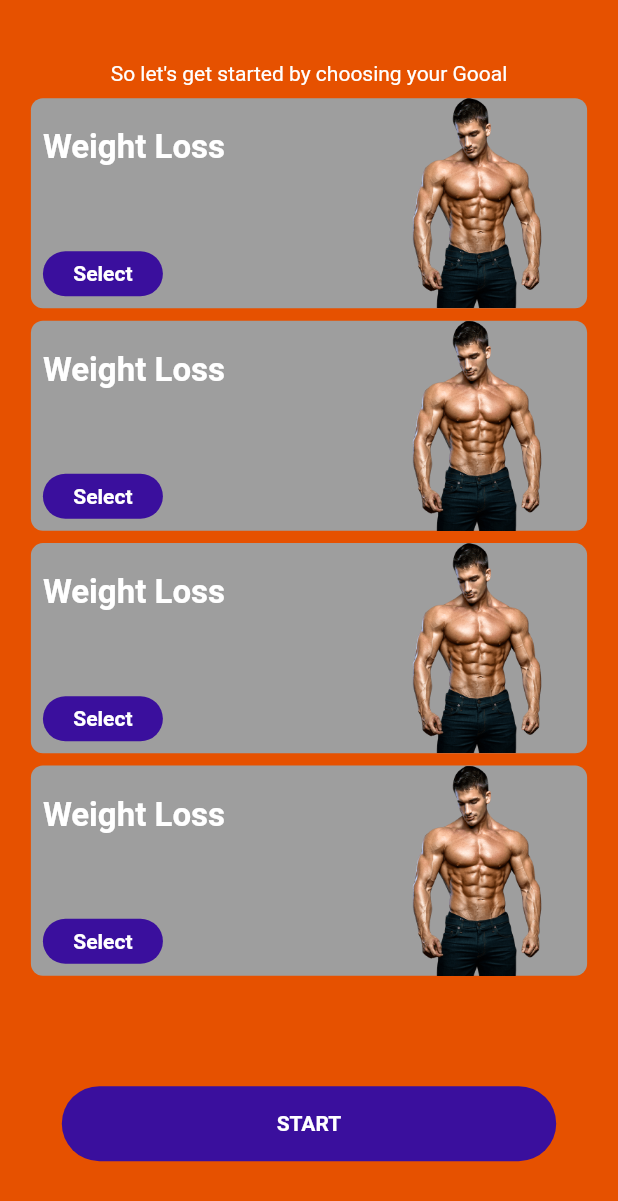
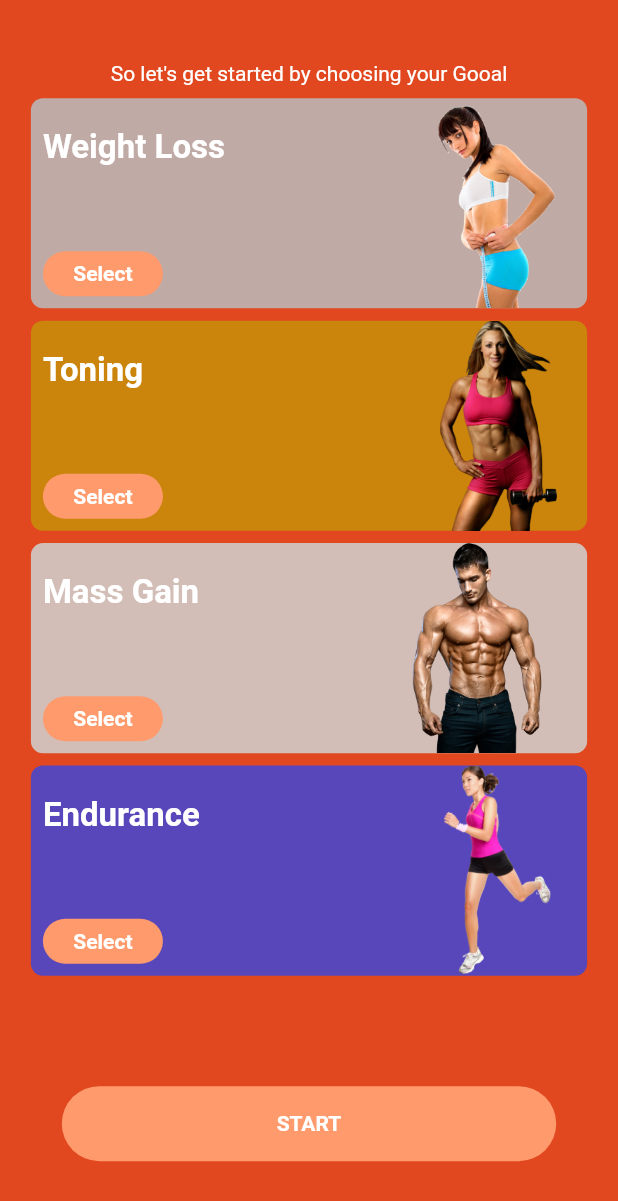
Before and after one commit to YasinGujjar/real_bodies, a Flutter app: the screen it shows after launch, on a phone screen of 412 x 824 dp. Shown: the top 1201 px of the screen. Run offline on Flutter 3.47's test engine with Material 2 defaults, Android fonts, the phone set to English and light mode, and no system bars; our stand-ins replace audioplayers, charts_flutter, flutter_swiper, liquid_progress_indicator, shared_preferences.

Commit message:
Merge branch 'master' of https://github.com/YasinGujjar/real_bodies
# Conflicts:
#	lib/main.dart

```diff
--- a/lib/pages/fitness_goal.dart
+++ b/lib/pages/fitness_goal.dart
@@ -17,14 +17,14 @@ class _FitnessGoalState extends State<FitnessGoal> {
       Container(
         height: height,
         width: width,
-        color: Palette.boldTextO,
+        color: Palette.backGround,
         child: Column(
           children: <Widget>[
             Expanded(
               flex: 9,
                 child: Container(
                   width: width,
-              color: Palette.boldTextO,
+              color: Palette.backGround,
                   child: Column(
 
                     children: <Widget>[
@@ -37,9 +37,11 @@ class _FitnessGoalState extends State<FitnessGoal> {
                         width: width * 0.90,
                         height: height * 0.17,
                         decoration: BoxDecoration(
-                          color: Colors.grey,
+                          color: Color(0xffBFAAA5),
                           borderRadius: BorderRadius.circular(8.0),
                         ),
+                        child: Padding(
+                          padding: const EdgeInsets.only(right:20.0),
                           child: Row(
                             mainAxisAlignment: MainAxisAlignment.spaceBetween,
                             children: <Widget>[
@@ -58,7 +60,7 @@ class _FitnessGoalState extends State<FitnessGoal> {
                                            borderRadius: new BorderRadius.circular(30.0),
                                          ),
                                          onPressed: () {},
-                                       color: Palette.mainPurple,
+                                         color: Palette.buttonjColor,
                                          textColor: Colors.white,
                                          child: Text("Select",
                                              style: TextStyle(fontSize: 14,
@@ -68,8 +70,9 @@ class _FitnessGoalState extends State<FitnessGoal> {
                                   ],
                                 ),
                               ),
-                            Image.asset('assets/images/bodgoal3.png'),
+                              Image.asset('assets/images/bodgoal1.png'),
                             ],
+                          ),
                         ),
                       ),
                       SizedBox(height: height * 0.01,),
@@ -77,7 +80,51 @@ class _FitnessGoalState extends State<FitnessGoal> {
                         width: width * 0.90,
                         height: height * 0.17,
                         decoration: BoxDecoration(
-                          color: Colors.grey,
+                          color: Color(0xffCB850C),
+                          borderRadius: BorderRadius.circular(8.0),
+                        ),
+                        child: Padding(
+                          padding: const EdgeInsets.only(right:20.0),
+                          child: Row(
+                            mainAxisAlignment: MainAxisAlignment.spaceBetween,
+                            children: <Widget>[
+                              Padding(
+                                padding: const EdgeInsets.only(top:20.0,bottom: 8.0,left: 8.0),
+                                child: Column(
+                                  mainAxisAlignment: MainAxisAlignment.spaceBetween,
+                                  crossAxisAlignment: CrossAxisAlignment.start,
+                                  children: <Widget>[
+                                    Text('Toning',style: TextStyle(color: Colors.white,fontWeight: FontWeight.bold,fontSize: 22),),
+                                    Container(
+                                      height: 30,
+                                      width: 80,
+                                      child: FlatButton(
+                                        shape: new RoundedRectangleBorder(
+                                          borderRadius: new BorderRadius.circular(30.0),
+                                        ),
+                                        onPressed: () {},
+                                        color: Palette.buttonjColor,
+                                        textColor: Colors.white,
+                                        child: Text("Select",
+                                            style: TextStyle(fontSize: 14,
+                                                fontWeight: FontWeight.bold)),
+                                      ),
+                                    ),
+                                  ],
+                                ),
+                              ),
+                              Image.asset('assets/images/bodgoal22.png'),
+                            ],
+                          ),
+                        ),
+
+                      ),
+                      SizedBox(height: height * 0.01,),
+                      Container(
+                        width: width * 0.90,
+                        height: height * 0.17,
+                        decoration: BoxDecoration(
+                          color: Color(0xffD2BEB7),
                           borderRadius: BorderRadius.circular(8.0),
                         ),
                         child: Row(
@@ -89,7 +136,7 @@ class _FitnessGoalState extends State<FitnessGoal> {
                                 mainAxisAlignment: MainAxisAlignment.spaceBetween,
                                 crossAxisAlignment: CrossAxisAlignment.start,
                                 children: <Widget>[
-                                  Text('Weight Loss',style: TextStyle(color: Colors.white,fontWeight: FontWeight.bold,fontSize: 22),),
+                                  Text('Mass Gain',style: TextStyle(color: Colors.white,fontWeight: FontWeight.bold,fontSize: 22),),
                                   Container(
                                     height: 30,
                                     width: 80,
@@ -98,7 +145,7 @@ class _FitnessGoalState extends State<FitnessGoal> {
                                         borderRadius: new BorderRadius.circular(30.0),
                                       ),
                                       onPressed: () {},
-                                      color: Palette.mainPurple,
+                                      color: Palette.buttonjColor,
                                       textColor: Colors.white,
                                       child: Text("Select",
                                           style: TextStyle(fontSize: 14,
@@ -118,9 +165,11 @@ class _FitnessGoalState extends State<FitnessGoal> {
                         width: width * 0.90,
                         height: height * 0.17,
                         decoration: BoxDecoration(
-                          color: Colors.grey,
+                          color: Color(0xff5847BA),
                           borderRadius: BorderRadius.circular(8.0),
                         ),
+                        child: Padding(
+                          padding: const EdgeInsets.only(right:20.0),
                           child: Row(
                             mainAxisAlignment: MainAxisAlignment.spaceBetween,
                             children: <Widget>[
@@ -130,7 +179,7 @@ class _FitnessGoalState extends State<FitnessGoal> {
                                   mainAxisAlignment: MainAxisAlignment.spaceBetween,
                                   crossAxisAlignment: CrossAxisAlignment.start,
                                   children: <Widget>[
-                                  Text('Weight Loss',style: TextStyle(color: Colors.white,fontWeight: FontWeight.bold,fontSize: 22),),
+                                    Text('Endurance',style: TextStyle(color: Colors.white,fontWeight: FontWeight.bold,fontSize: 22),),
                                     Container(
                                       height: 30,
                                       width: 80,
@@ -139,7 +188,7 @@ class _FitnessGoalState extends State<FitnessGoal> {
                                           borderRadius: new BorderRadius.circular(30.0),
                                         ),
                                         onPressed: () {},
-                                      color: Palette.mainPurple,
+                                        color: Palette.buttonjColor,
                                         textColor: Colors.white,
                                         child: Text("Select",
                                             style: TextStyle(fontSize: 14,
@@ -149,49 +198,9 @@ class _FitnessGoalState extends State<FitnessGoal> {
                                   ],
                                 ),
                               ),
-                            Image.asset('assets/images/bodgoal3.png'),
+                              Image.asset('assets/images/bodgoal4.png'),
                             ],
                           ),
-
-                      ),
-                      SizedBox(height: height * 0.01,),
-                      Container(
-                        width: width * 0.90,
-                        height: height * 0.17,
-                        decoration: BoxDecoration(
-                          color: Colors.grey,
-                          borderRadius: BorderRadius.circular(8.0),
-                        ),
-                        child: Row(
-                          mainAxisAlignment: MainAxisAlignment.spaceBetween,
-                          children: <Widget>[
-                            Padding(
-                              padding: const EdgeInsets.only(top:20.0,bottom: 8.0,left: 8.0),
-                              child: Column(
-                                mainAxisAlignment: MainAxisAlignment.spaceBetween,
-                                crossAxisAlignment: CrossAxisAlignment.start,
-                                children: <Widget>[
-                                  Text('Weight Loss',style: TextStyle(color: Colors.white,fontWeight: FontWeight.bold,fontSize: 22),),
-                                  Container(
-                                    height: 30,
-                                    width: 80,
-                                    child: FlatButton(
-                                      shape: new RoundedRectangleBorder(
-                                        borderRadius: new BorderRadius.circular(30.0),
-                                      ),
-                                      onPressed: () {},
-                                      color: Palette.mainPurple,
-                                      textColor: Colors.white,
-                                      child: Text("Select",
-                                          style: TextStyle(fontSize: 14,
-                                              fontWeight: FontWeight.bold)),
-                                    ),
-                                  ),
-                                ],
-                              ),
-                            ),
-                            Image.asset('assets/images/bodgoal3.png'),
-                          ],
                         ),
 
                       ),
@@ -202,7 +211,7 @@ class _FitnessGoalState extends State<FitnessGoal> {
             Expanded(
               flex: 2,
                 child: Container(
-              color: Palette.boldTextO,
+              color: Palette.backGround,
                   child: Center(
                     child:  Container(
                       height: 50,
@@ -212,7 +221,7 @@ class _FitnessGoalState extends State<FitnessGoal> {
                           borderRadius: new BorderRadius.circular(30.0),
                         ),
                         onPressed: () {},
-                        color: Palette.mainPurple,
+                        color: Palette.buttonjColor,
                         textColor: Colors.white,
                         child: Text("Start".toUpperCase(),
                             style: TextStyle(fontSize: 14,
--- a/lib/theme/palette.dart
+++ b/lib/theme/palette.dart
@@ -16,7 +16,8 @@ class Palette{
 static Color lightPurple = Color(0xffb39ddb);
   static Color greyBackground = Color(0xffcfd8dc);
   static Color boldTextO = Color(0xffe65100);
-
+static Color buttonjColor = Color(0xffFF9A6C);
+static Color backGround = Color(0xffE1481F);
 
 
 }
--- a/pubspec.yaml
+++ b/pubspec.yaml
@@ -66,7 +66,10 @@ flutter:
      - assets/images/blog.jpg
      - assets/images/blog2.jpg
      - assets/images/workout_list.jpg
+     - assets/images/bodgoal1.png
+     - assets/images/bodgoal22.png
      - assets/images/bodgoal3.png
+     - assets/images/bodgoal4.png
      - assets/sound/timeup.mp3
      - assets/sound/beep.mp3
   #  - images/a_dot_ham.jpeg
```
Also changed, not shown: assets/images/bodgoal1.png (added), assets/images/bodgoal2.png (added), assets/images/bodgoal22.png (added), assets/images/bodgoal4.jpg (added), assets/images/bodgoal4.png (added). Lines whose indentation alone changed are shown as unchanged.
